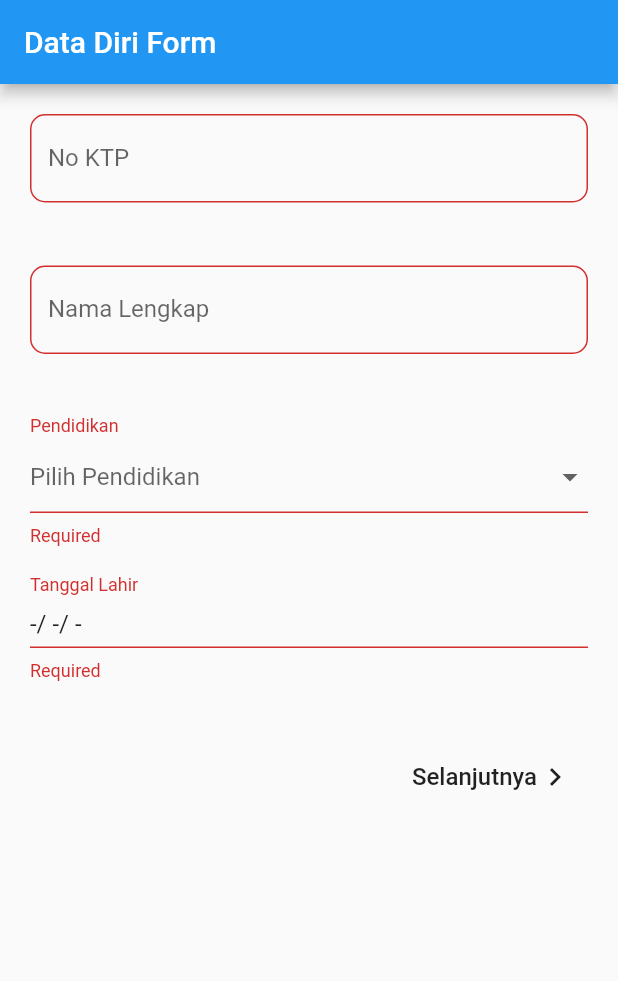
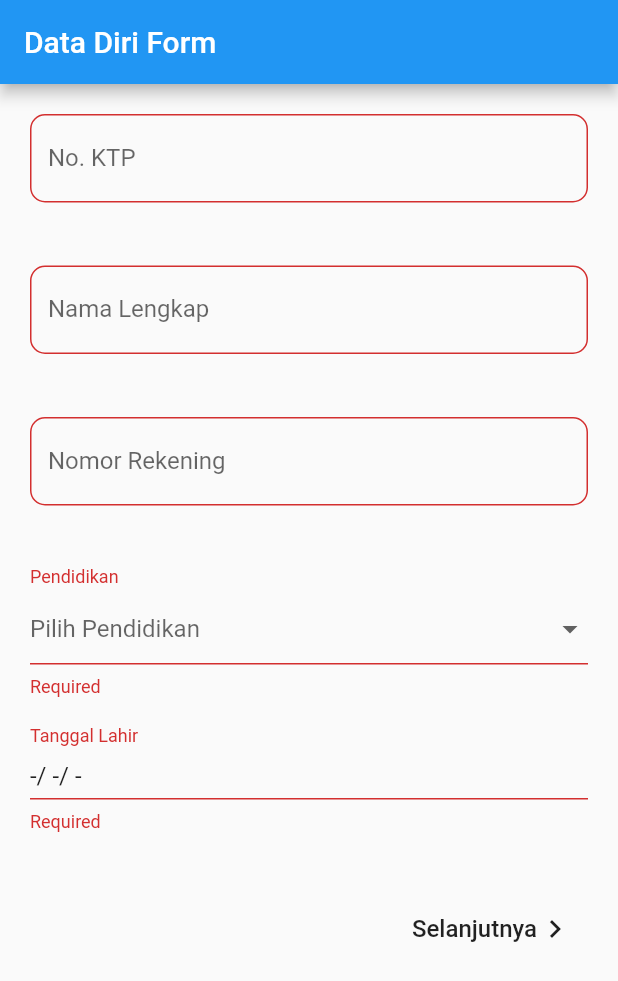
Before and after one commit to jhoanrivers/tunaiku_test, a Flutter app: the screen it shows after launch, after a tap on "Selanjutnya", on a phone screen of 412 x 824 dp. Shown: the top 981 px of the screen. Run offline on Flutter 3.47's test engine with Material 2 defaults, Android fonts, the phone set to English and light mode, and no system bars; our stand-ins replace bloc, equatable, flutter_bloc, flutter_datetime_picker, rxdart; network calls fail; statements that could not run were skipped.

Commit message:
jhoan / update data diri form

```diff
--- a/lib/src/bloc/data_diri_bloc.dart
+++ b/lib/src/bloc/data_diri_bloc.dart
@@ -20,10 +20,12 @@ class DataDiriBloc extends Bloc<DataDiriEvent, DataDiriState>{
       try {
         if(Validator.isKtpNumberAllValid(event.ktpNumber)
             && Validator.isNamaLengkapAllValid(event.namaLengkap)
-            && Validator.isTanggalValid(event.tanggalLahir)){
+            && Validator.isTanggalValid(event.tanggalLahir)
+            && Validator.isNoRekeningMin8Angka(event.noRekening)){
 
           dataSaved.ktpNumber = event.ktpNumber;
           dataSaved.namaLengkap = event.namaLengkap;
+          dataSaved.noRekening = event.noRekening;
           dataSaved.pendidikan = event.pendidikan;
           dataSaved.tanggalLahir = event.tanggalLahir;
 
--- a/lib/src/bloc/data_diri_event.dart
+++ b/lib/src/bloc/data_diri_event.dart
@@ -13,10 +13,12 @@ class Submitted extends DataDiriEvent{
 
   final String ktpNumber;
   final String namaLengkap;
+  final String noRekening;
   final String pendidikan;
   final String tanggalLahir;
 
   Submitted({
+    @required this.noRekening,
     @required this.namaLengkap,
     @required this.pendidikan,
     @required this.tanggalLahir,
@@ -27,6 +29,7 @@ class Submitted extends DataDiriEvent{
   List<Object> get props =>[
     ktpNumber,
     namaLengkap,
+    noRekening,
     pendidikan,
     tanggalLahir
   ];
--- a/lib/src/bloc/data_diri_state.dart
+++ b/lib/src/bloc/data_diri_state.dart
@@ -1,6 +1,7 @@
 import 'package:equatable/equatable.dart';
 
 abstract class DataDiriState extends Equatable {
+
   final List mProps;
   DataDiriState([this.mProps = const []]);
 
--- /dev/null
+++ b/lib/src/utils/tempat_tinggal.dart
@@ -0,0 +1,21 @@
+
+
+enum TempatTinggal {
+  Rumah,
+  Kantor
+}
+
+
+
+String enumToTempatTinggal(TempatTinggal tinggal){
+
+  switch(tinggal){
+
+    case TempatTinggal.Rumah:
+      return "Rumah";
+      break;
+    case TempatTinggal.Kantor:
+      return "Kantor";
+      break;
+  }
+}
--- a/lib/src/view/data_diri_form.dart
+++ b/lib/src/view/data_diri_form.dart
@@ -28,6 +28,8 @@ class _DataDiriFormState extends State<DataDiriForm> {
   String _tanggalLahir = "-/ -/ -";
   final _ktpNumber = TextEditingController();
   final _namaLengkap = TextEditingController();
+  final _nomorRekening = TextEditingController();
+
   bool validatePendikan = false;
   bool validateTanggalLahir = false;
 
@@ -52,10 +54,9 @@ class _DataDiriFormState extends State<DataDiriForm> {
               Column(
                 mainAxisAlignment: MainAxisAlignment.start,
                 children: <Widget>[
-                  // Nomor KTP
                   TextFormField(
                     decoration: InputDecoration(
-                        labelText: 'No KTP',
+                        labelText: 'No. KTP',
                         border: OutlineInputBorder(
                             borderRadius: BorderRadius.circular(10),
                             borderSide: BorderSide()
@@ -90,8 +91,28 @@ class _DataDiriFormState extends State<DataDiriForm> {
                   SizedBox(
                     height: 20,
                   ),
+                  // Nama Lengkap
+                  TextFormField(
+                    decoration: InputDecoration(
+                        labelText: 'Nomor Rekening',
+                        border: OutlineInputBorder(
+                            borderRadius: BorderRadius.circular(10),
+                            borderSide: BorderSide()
+                        )
+                    ),
+                    keyboardType: TextInputType.text,
+                    autocorrect: false,
+                    autofocus: false,
+                    autovalidate: true,
+                    controller: _nomorRekening,
+                    validator: _validateNoRekening,
+                  ),
+                  SizedBox(
+                    height: 20,
+                  ),
                   FormField<String>(
                     builder: (FormFieldState<String> state) {
+//                      FocusScope.of(context).requestFocus(FocusNode());
                       return Column(
                         crossAxisAlignment: CrossAxisAlignment.start,
                         children: <Widget>[
@@ -132,6 +153,7 @@ class _DataDiriFormState extends State<DataDiriForm> {
 
                   FormField<String>(
                     builder: (FormFieldState<String> state) {
+//                      FocusScope.of(context).requestFocus(FocusNode());
                       return Column(
                         crossAxisAlignment: CrossAxisAlignment.start,
                         children: <Widget>[
@@ -165,11 +187,9 @@ class _DataDiriFormState extends State<DataDiriForm> {
                       );
                     },
                   ),
-
                   SizedBox(
                     height: 40,
                   ),
-
                   Container(
                     alignment: Alignment.bottomRight,
                     margin: EdgeInsets.only(right: 0),
@@ -190,7 +210,6 @@ class _DataDiriFormState extends State<DataDiriForm> {
               )
             ]
           );
-
         },
 
       ),
@@ -216,6 +235,7 @@ class _DataDiriFormState extends State<DataDiriForm> {
         tanggalLahir: _tanggalLahir,
         namaLengkap: _namaLengkap.text,
         pendidikan: curentPendidikan,
+        noRekening: _nomorRekening.text,
       )
     );
   }
@@ -223,28 +243,35 @@ class _DataDiriFormState extends State<DataDiriForm> {
 
   String _validateKtpNum(String value){
 
-    if(value.isEmpty){
+    if(value.isEmpty)
       return "";
-    }
-    if (double.tryParse(value) == null) {
+    if (double.tryParse(value) == null)
       return "No KTP terdiri dari angka";
-    }
-    if (value.length != 16) {
+    if (value.length != 16)
       return "No KTP harus berjumlah 16 digit";
-    }
+
       return null;
   }
 
   String _validateCompleteName(String value){
-    if(value.isEmpty){
+    if(value.isEmpty)
       return "";
-    }
-    if (!value.contains(RegExp(r'[a-z]'))){
+    if (value.contains(RegExp(r'[0-9]')))
       return "Nama hanya berupa huruf";
-    }
-    if(value.length > 10){
+    if(value.length > 10)
       return "Maksimal kata adalah 10 huruf";
-    }
+
+  }
+
+  String _validateNoRekening (String input){
+    if(input.isEmpty)
+      return '';
+    if(!input.contains(RegExp(r'[0-9]')))
+      return 'No rekening hanya berupa angka';
+
+    if(input.length < 8)
+      return 'No rekening minimal 8 angka';
+
   }
 
 
```
